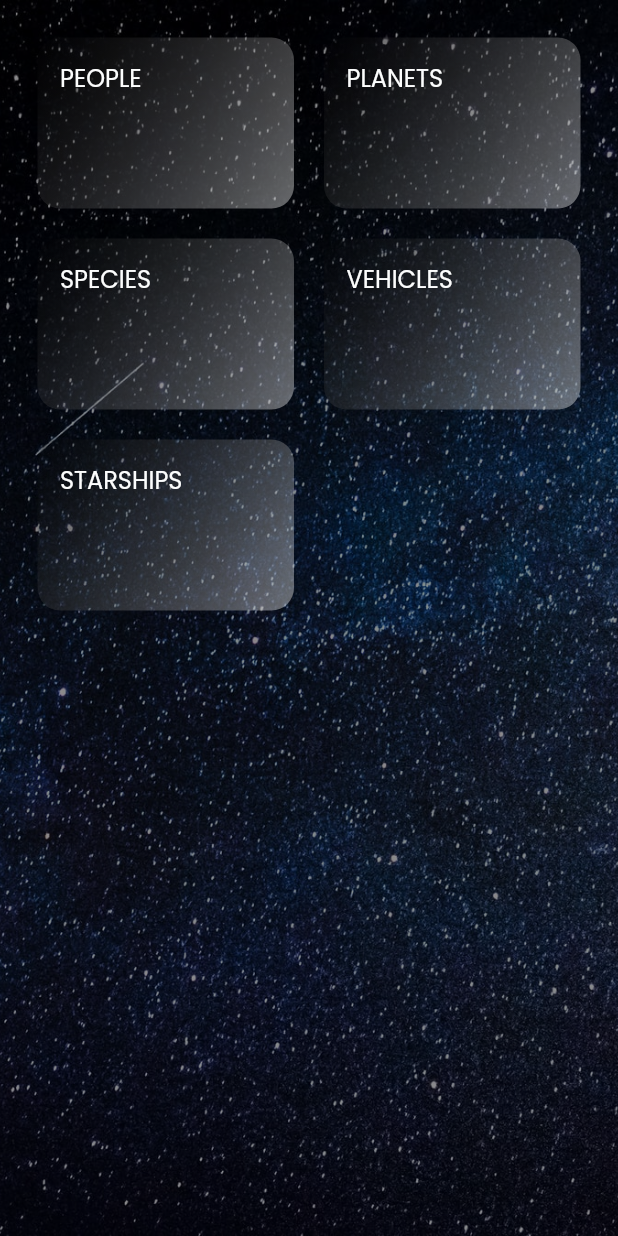
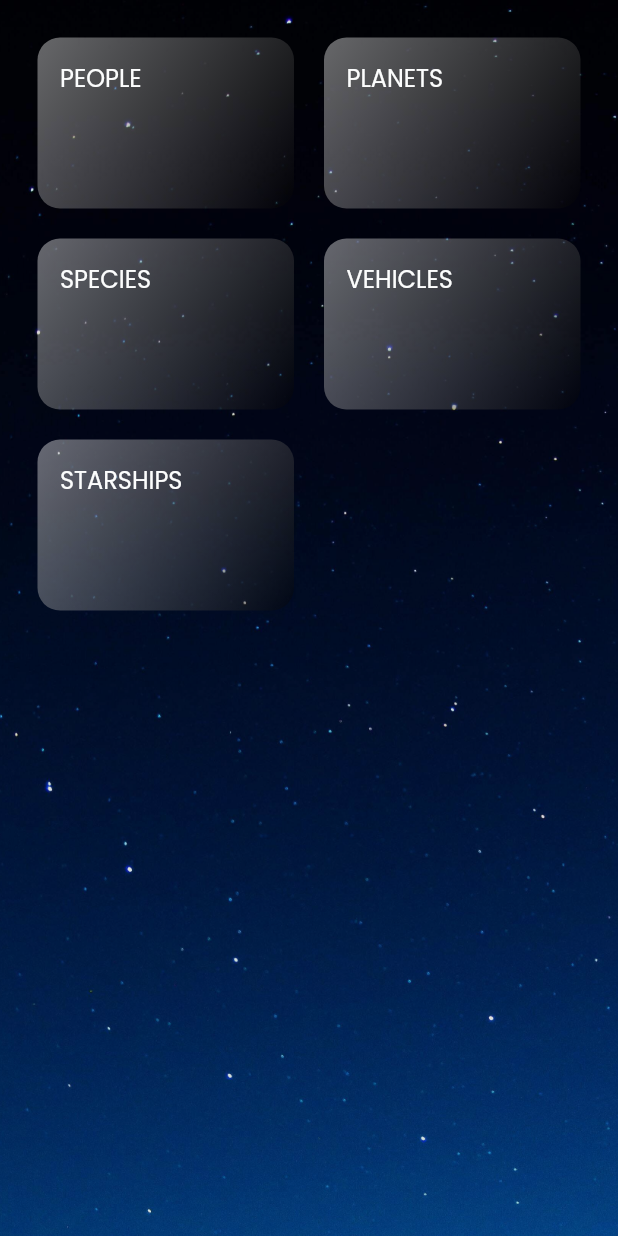
Before and after one commit to doraemonpup/flutter_starwars, a Flutter app: the screen it shows after launch, after a tap on "Next", on a phone screen of 412 x 824 dp. Run offline on Flutter 3.47's test engine with Material 2 defaults, Android fonts, the phone set to English and light mode, and no system bars.

Commit message:
change bg pic + some styling

```diff
--- a/lib/categories_data.dart
+++ /dev/null
@@ -1,7 +0,0 @@
-const CATEGORIES = const [
-  'people',
-  'planets',
-  'species',
-  'vehicles',
-  'starships',
-];
--- a/lib/screens/categories_screen.dart
+++ b/lib/screens/categories_screen.dart
@@ -2,7 +2,14 @@ import 'package:flutter/material.dart';
 
 import '../widgets/background.dart';
 import '../widgets/category_item.dart';
-import '../categories_data.dart';
+
+const CATEGORIES = const [
+  'people',
+  'planets',
+  'species',
+  'vehicles',
+  'starships',
+];
 
 class CategoryScreen extends StatelessWidget {
   static const routeName = '/category';
--- a/lib/widgets/background.dart
+++ b/lib/widgets/background.dart
@@ -17,7 +17,7 @@ class Background extends StatelessWidget {
             image: AssetImage('assets/images/bg.jpg'),
             fit: BoxFit.cover,
             colorFilter: ColorFilter.mode(
-                Colors.black.withOpacity(0.55), BlendMode.dstATop),
+                Colors.black.withOpacity(0.9), BlendMode.dstATop),
           ),
         ),
         child: SafeArea(
--- a/lib/widgets/category_item.dart
+++ b/lib/widgets/category_item.dart
@@ -31,8 +31,8 @@ class CategoryItem extends StatelessWidget {
         decoration: BoxDecoration(
           gradient: LinearGradient(
             colors: [
-              Colors.black.withOpacity(0.2),
               Colors.white.withOpacity(0.4),
+              Colors.black.withOpacity(0.4),
             ],
             begin: Alignment.topLeft,
             end: Alignment.bottomRight,
```
Also changed, not shown: assets/images/bg.jpg.
